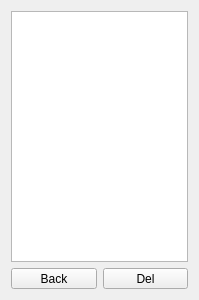
ic005k/Knot-Legacy, file dlglist.ui: the form before one commit.
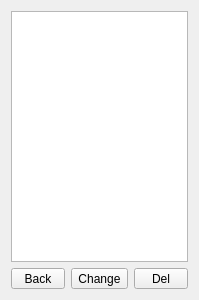
The form after the commit.

Diff of the .ui file:
```diff
--- a/dlglist.ui
+++ b/dlglist.ui
@@ -32,6 +32,19 @@
        </property>
       </widget>
      </item>
+     <item>
+      <widget class="QToolButton" name="btnChange">
+       <property name="sizePolicy">
+        <sizepolicy hsizetype="Preferred" vsizetype="Fixed">
+         <horstretch>0</horstretch>
+         <verstretch>0</verstretch>
+        </sizepolicy>
+       </property>
+       <property name="text">
+        <string>Change</string>
+       </property>
+      </widget>
+     </item>
      <item>
       <widget class="QToolButton" name="btnClear">
        <property name="sizePolicy">
```
